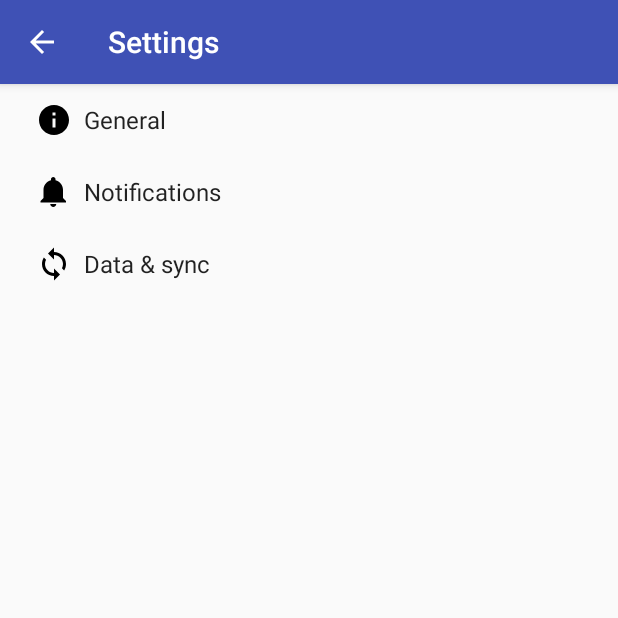
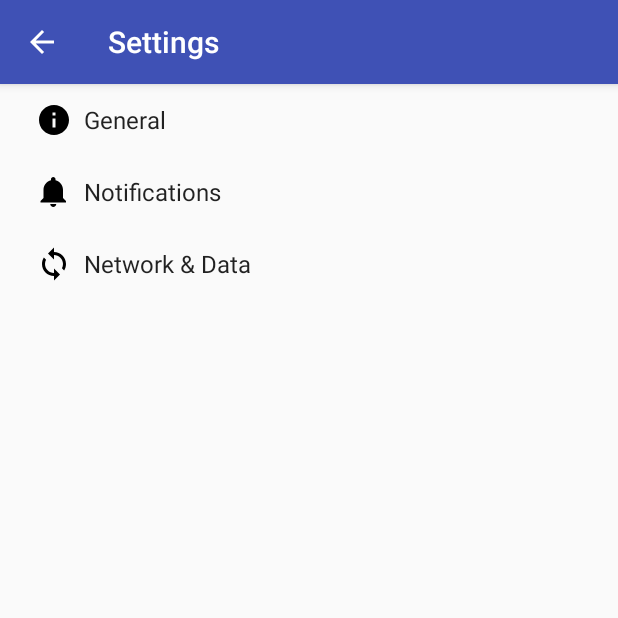
Before and after one commit to GeneralMayo/LittleBrother, an Android app: the SettingsActivity screen opened directly, with no data from a screen before it, on a phone screen of 412 x 824 dp, the top half of it. Run offline under Robolectric (Android 15) with nearby library versions, the phone set to English and light mode, and no system bars.

Commit message:
Added upload frequency preferences

```diff
--- a/app/app/src/main/res/values/strings.xml
+++ b/app/app/src/main/res/values/strings.xml
@@ -48,24 +48,31 @@
     </string-array>
 
     <!-- Example settings for Data & Sync -->
-    <string name="pref_header_data_sync">Data &amp; sync</string>
+    <string name="pref_header_data_sync">Network &amp; Data</string>
 
-    <string name="pref_title_sync_frequency">Sync frequency</string>
+    <string name="pref_title_sync_frequency">Server upload frequency</string>
     <string-array name="pref_sync_frequency_titles">
-        <item>15 minutes</item>
+        <item>immediate</item>
+        <item>1 minute</item>
+        <item>5 minutes</item>
         <item>30 minutes</item>
         <item>1 hour</item>
-        <item>3 hours</item>
-        <item>6 hours</item>
-        <item>Never</item>
     </string-array>
     <string-array name="pref_sync_frequency_values">
-        <item>15</item>
+        <item>0</item>
+        <item>1</item>
+        <item>5</item>
         <item>30</item>
         <item>60</item>
-        <item>180</item>
-        <item>360</item>
-        <item>-1</item>
+    </string-array>
+
+    <string-array name="network_pref_array">
+        <item>Only when on Wi-Fi</item>
+        <item>On any network</item>
+    </string-array>
+    <string-array name="network_pref_values">
+        <item>Wi-Fi</item>
+        <item>Any</item>
     </string-array>
 
     <string name="pref_title_system_sync_settings">System sync settings</string>
@@ -80,6 +87,6 @@
 
     <string name="pref_title_vibrate">Vibrate</string>
     <string name="title_activity_device_register">DeviceRegister</string>
-    <string name="use_wifi_title"> Always use Wi-Fi </string>
+    <string name="network_use"> Network use </string>
 
 </resources>
--- a/app/app/src/main/res/xml/pref_data_sync.xml
+++ b/app/app/src/main/res/xml/pref_data_sync.xml
@@ -3,13 +3,17 @@
     <!-- NOTE: Hide buttons to simplify the UI. Users can touch outside the dialog to
          dismiss it. -->
     <!-- NOTE: ListPreference's summary should be set to its value by the activity code. -->
-    <SwitchPreference
-        android:defaultValue="true"
-        android:key="use_wifi_only"
-        android:title="@string/use_wifi_title" />
+    <ListPreference
+        android:title="Network Preferences"
+        android:summary="Network connectivity required to connect to web server."
+        android:key="networkPref"
+        android:defaultValue="Wi-Fi"
+        android:entries="@array/network_pref_array"
+        android:entryValues="@array/network_pref_values"
+        />
 
     <ListPreference
-        android:defaultValue="180"
+        android:defaultValue="5"
         android:entries="@array/pref_sync_frequency_titles"
         android:entryValues="@array/pref_sync_frequency_values"
         android:key="sync_frequency"
@@ -17,10 +21,4 @@
         android:positiveButtonText="@null"
         android:title="@string/pref_title_sync_frequency" />
 
-    <!-- This preference simply launches an intent when selected. Use this UI sparingly, per
-         design guidelines. -->
-    <Preference android:title="@string/pref_title_system_sync_settings">
-        <intent android:action="android.settings.SYNC_SETTINGS" />
-    </Preference>
-
 </PreferenceScreen>
```
Also changed, not shown: app/app/src/main/java/edu/cmu/ece18549/little_brother/littlebrother/activity/DeviceRegisterActivity.java (+31 -9 lines).
